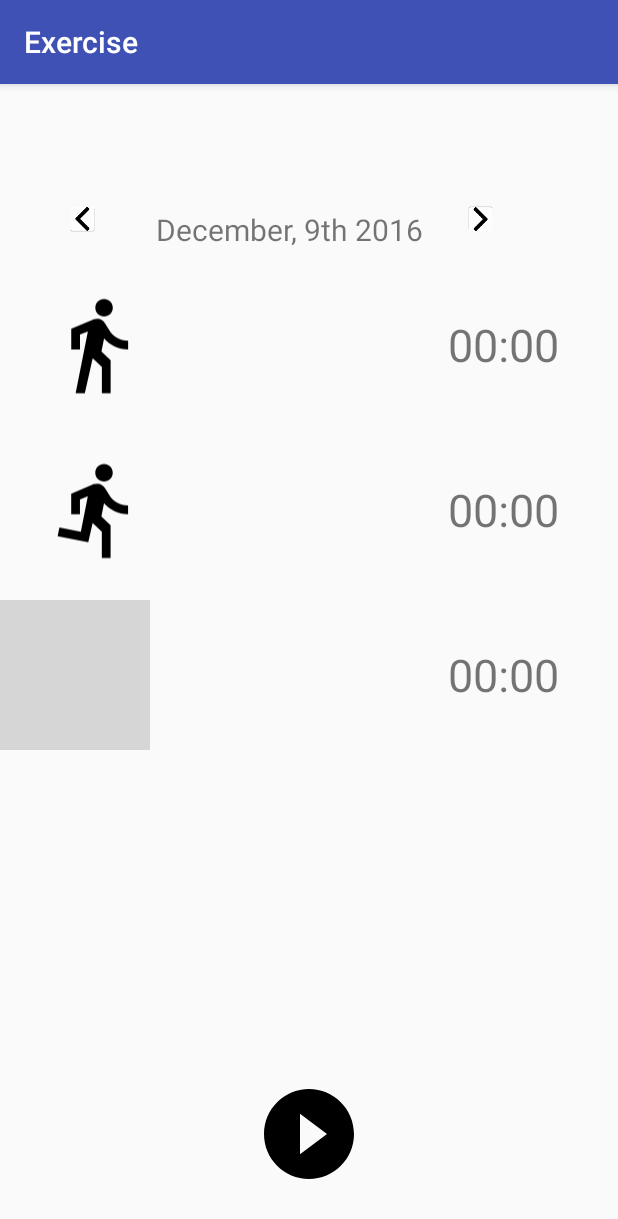
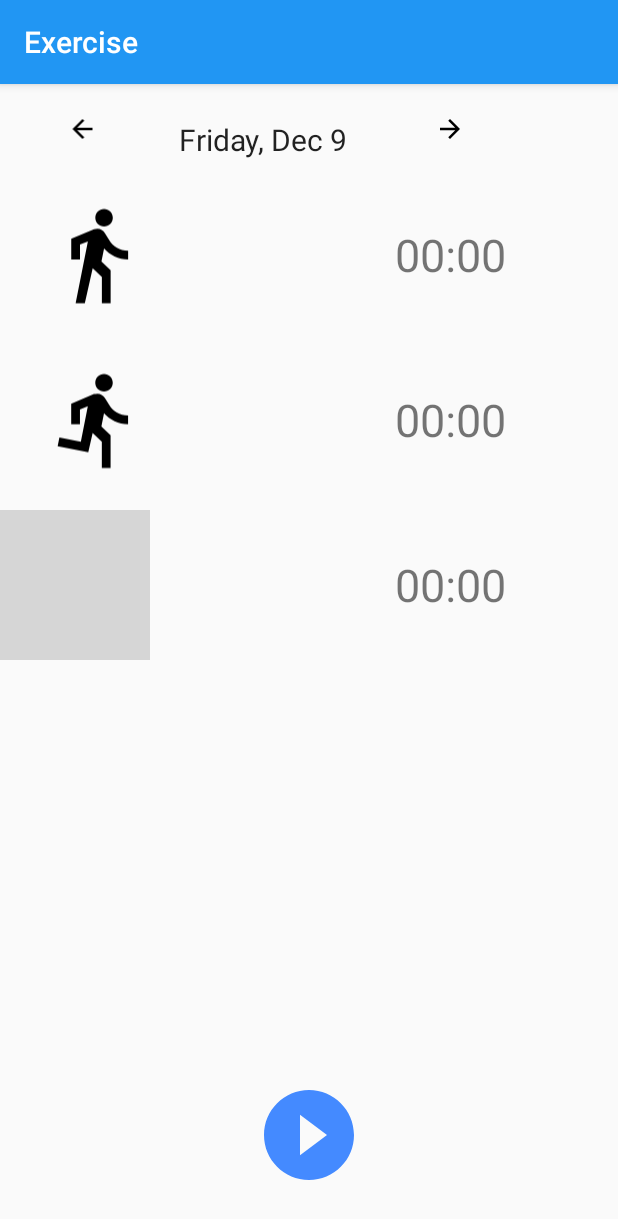
Before and after one commit to alexisfat/HelloHydration, an Android app: the ExerciseTracker screen opened directly, with no data from a screen before it, on a phone screen of 412 x 824 dp. Shown: the top 1219 px of the screen. Run offline under Robolectric (Android 15) with nearby library versions, the phone set to English and light mode, and no system bars; grey boxes are pictures that could not be loaded.

Commit message:
updated material design colors
swapped arrows, changed date text, dark and primary colors

```diff
--- a/app/build.gradle
+++ b/app/build.gradle
@@ -1,12 +1,10 @@
 apply plugin: 'com.android.application'
 
 android {
-    defaultConfig {
-        vectorDrawables.useSupportLibrary = true
-    }
     compileSdkVersion 25
     buildToolsVersion "25.0.0"
     defaultConfig {
+        vectorDrawables.useSupportLibrary = true
         applicationId "com.example.umiacs.hellohydration"
         minSdkVersion 15
         targetSdkVersion 25
--- /dev/null
+++ b/app/src/main/res/drawable/ic_arrow.xml
@@ -0,0 +1,4 @@
+<vector android:height="48dp" android:viewportHeight="24.0"
+    android:viewportWidth="24.0" android:width="48dp" xmlns:android="http://schemas.android.com/apk/res/android">
+    <path android:fillColor="#FF000000" android:pathData="M20,11H7.83l5.59,-5.59L12,4l-8,8 8,8 1.41,-1.41L7.83,13H20v-2z"/>
+</vector>
--- /dev/null
+++ b/app/src/main/res/drawable/ic_arrow_back_black_24dp.xml
@@ -0,0 +1,9 @@
+<vector xmlns:android="http://schemas.android.com/apk/res/android"
+        android:width="24dp"
+        android:height="24dp"
+        android:viewportWidth="24.0"
+        android:viewportHeight="24.0">
+    <path
+        android:fillColor="#FF000000"
+        android:pathData="M20,11H7.83l5.59,-5.59L12,4l-8,8 8,8 1.41,-1.41L7.83,13H20v-2z"/>
+</vector>
--- a/app/src/main/res/drawable/ic_pause_circle_outline_black_24dp.xml
+++ b/app/src/main/res/drawable/ic_pause_circle_outline_black_24dp.xml
@@ -1,4 +1,4 @@
 <vector android:height="72dp" android:viewportHeight="24.0"
     android:viewportWidth="24.0" android:width="72dp" xmlns:android="http://schemas.android.com/apk/res/android">
-    <path android:fillColor="#FF000000" android:pathData="M9,16h2L11,8L9,8v8zM12,2C6.48,2 2,6.48 2,12s4.48,10 10,10 10,-4.48 10,-10S17.52,2 12,2zM12,20c-4.41,0 -8,-3.59 -8,-8s3.59,-8 8,-8 8,3.59 8,8 -3.59,8 -8,8zM13,16h2L15,8h-2v8z"/>
+    <path android:fillColor="#448AFF" android:pathData="M9,16h2L11,8L9,8v8zM12,2C6.48,2 2,6.48 2,12s4.48,10 10,10 10,-4.48 10,-10S17.52,2 12,2zM12,20c-4.41,0 -8,-3.59 -8,-8s3.59,-8 8,-8 8,3.59 8,8 -3.59,8 -8,8zM13,16h2L15,8h-2v8z"/>
 </vector>
--- a/app/src/main/res/drawable/ic_play_circle_filled_black_24dp.xml
+++ b/app/src/main/res/drawable/ic_play_circle_filled_black_24dp.xml
@@ -1,4 +1,5 @@
 <vector android:height="72dp" android:viewportHeight="24.0"
-    android:viewportWidth="24.0" android:width="72dp" xmlns:android="http://schemas.android.com/apk/res/android">
-    <path android:fillColor="#FF000000" android:pathData="M12,2C6.48,2 2,6.48 2,12s4.48,10 10,10 10,-4.48 10,-10S17.52,2 12,2zM10,16.5v-9l6,4.5 -6,4.5z"/>
+    android:viewportWidth="24.0" android:width="72dp"
+    xmlns:android="http://schemas.android.com/apk/res/android">
+    <path android:fillColor="#448AFF" android:pathData="M12,2C6.48,2 2,6.48 2,12s4.48,10 10,10 10,-4.48 10,-10S17.52,2 12,2zM10,16.5v-9l6,4.5 -6,4.5z"/>
 </vector>
--- a/app/src/main/res/layout/activity_bargraph.xml
+++ b/app/src/main/res/layout/activity_bargraph.xml
@@ -1,5 +1,6 @@
 <?xml version="1.0" encoding="utf-8"?>
 <GridLayout xmlns:android="http://schemas.android.com/apk/res/android"
+    xmlns:app="http://schemas.android.com/apk/res-auto"
     android:layout_width="match_parent"
     android:layout_height="match_parent"
     android:rowCount="5"
@@ -35,7 +36,7 @@
         android:layout_marginRight="20dp"
         android:rotation="180"
         android:background="@android:color/transparent"
-        android:src="@mipmap/arrow"
+        app:srcCompat="@drawable/ic_arrow"
         android:layout_row="0"
         android:layout_column="2" />
 
@@ -47,7 +48,7 @@
         android:layout_gravity="center"
         android:layout_marginLeft="10dp"
         android:background="@android:color/transparent"
-        android:src="@mipmap/arrow"
+        app:srcCompat="@drawable/ic_arrow"
         android:layout_row="0"
         android:layout_column="0" />
 
--- a/app/src/main/res/layout/activity_exercisetracker.xml
+++ b/app/src/main/res/layout/activity_exercisetracker.xml
@@ -2,38 +2,37 @@
 <RelativeLayout xmlns:android="http://schemas.android.com/apk/res/android"
     xmlns:app="http://schemas.android.com/apk/res-auto"
     android:layout_width="match_parent"
-    android:layout_height="match_parent"
-    android:stretchColumns="1">
-
+    android:layout_height="match_parent">
 
     <TableLayout
         android:layout_width="match_parent"
         android:layout_height="match_parent">
 
-        <TableRow android:paddingTop="80dp">
+        <TableRow android:paddingTop="20dp">
 
             <ImageView
                 android:paddingLeft="10dp"
                 android:layout_width="20dp"
                 android:layout_height="20dp"
-                app:srcCompat="@mipmap/arrow"
+                app:srcCompat="@drawable/ic_arrow_back_black_24dp"
                 android:id="@+id/arrow1" />
 
             <TextView
                 android:id="@+id/currentDate"
-                android:paddingTop="35dp"
-                android:text="December, 9th 2016"
-                android:textSize="20dp"
-                android:layout_width="wrap_content"
+                android:text="Friday, Dec 9"
                 android:layout_height="wrap_content"
-                android:gravity="center"
-                android:padding="3dip" />
+                android:padding="3dip"
+                android:gravity="center_horizontal"
+                android:textAppearance="@style/TextAppearance.AppCompat"
+                android:textSize="20sp"
+                android:paddingLeft="30dp"
+                android:paddingRight="30dp"
+                android:layout_width="150dp" />
 
             <ImageView
-                android:paddingLeft="30dp"
                 android:layout_width="20dp"
                 android:layout_height="20dp"
-                app:srcCompat="@mipmap/arrow"
+                app:srcCompat="@drawable/ic_arrow_back_black_24dp"
                 android:rotation="180"
                 android:id="@+id/arrow2" />
 
@@ -48,9 +47,9 @@
                 app:srcCompat="@drawable/ic_directions_walk_black_24dp"
                 android:id="@+id/imageView5" />
 
-            <TextView
-                android:layout_width="40dp"
-                android:layout_height="40dp"/>
+            <Space
+                android:layout_width="wrap_content"
+                android:layout_height="wrap_content" />
 
             <TextView
                 android:id="@+id/walkingTime"
@@ -69,9 +68,11 @@
                 android:layout_height="100dp"
                 app:srcCompat="@drawable/ic_directions_run_black_24dp"
                 android:id="@+id/imageView6" />
-            <TextView
-                android:layout_width="100dp"
-                android:layout_height="100dp"/>
+
+            <Space
+                android:layout_width="wrap_content"
+                android:layout_height="wrap_content" />
+
             <TextView
                 android:id="@+id/runningTime"
                 android:text="00:00"
@@ -82,16 +83,20 @@
                 android:padding="3dip" />
         </TableRow>
 
-        <TableRow android:paddingTop="10dp">
+        <TableRow android:paddingTop="10dp"
+            android:layout_width="match_parent"
+            android:layout_height="match_parent">
             <ImageView
                 android:paddingLeft="30dp"
                 android:layout_width="100dp"
                 android:layout_height="100dp"
                 app:srcCompat="@drawable/ic_directions_bike_black_24dp"
                 android:id="@+id/imageView7" />
-            <TextView
-                android:layout_width="100dp"
-                android:layout_height="100dp"/>
+
+            <Space
+                android:layout_width="wrap_content"
+                android:layout_height="wrap_content" />
+
             <TextView
                 android:id="@+id/bikingTime"
                 android:text="00:00"
@@ -108,27 +113,10 @@
         android:layout_width="wrap_content"
         android:layout_height="wrap_content"
         app:srcCompat="@drawable/ic_play_circle_filled_black_24dp"
+        android:layout_marginBottom="31dp"
+        android:background="@android:color/transparent"
+        android:id="@+id/trackbutton"
         android:layout_alignParentBottom="true"
-        android:layout_centerHorizontal="true"
-        android:layout_marginBottom="32dp"
-        android:background="@android:color/transparent"
-        android:id="@+id/trackbutton" />
-
-    <!--
-        <Button
-            android:text="Start Tracking"
-
-            android:layout_width="wrap_content"
-            android:layout_height="wrap_content"
-            android:id="@+id/trackbutton"
-            android:layout_marginBottom="56dp"
-            android:layout_alignParentBottom="true"
-            android:layout_alignParentLeft="true"
-            android:layout_alignParentStart="true"
-            android:layout_marginLeft="107dp"
-            android:layout_marginStart="107dp" />
-     -->
-
-
+        android:layout_centerHorizontal="true" />
 
 </RelativeLayout>
--- a/app/src/main/res/values/colors.xml
+++ b/app/src/main/res/values/colors.xml
@@ -1,7 +1,8 @@
 <?xml version="1.0" encoding="utf-8"?>
 <resources>
-    <color name="colorPrimary">#3F51B5</color>
-    <color name="colorPrimaryDark">#303F9F</color>
-    <color name="colorAccent">#93bcff</color>
+    <!--#3F51B5-->
+    <color name="colorPrimary">#2196F3</color>
+    <color name="colorPrimaryDark">#1976D2</color>
+    <color name="colorAccent">#448AFF</color>
     <color name="background">#fafafa</color>
 </resources>
```
